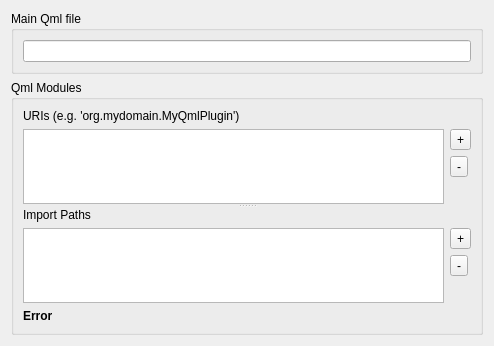
The window that src/plugins/qt4projectmanager/wizards/qmlstandaloneappwizardsourcespage.ui (qt-creator/qt-creator) describes before a commit, drawn with Qt 5.
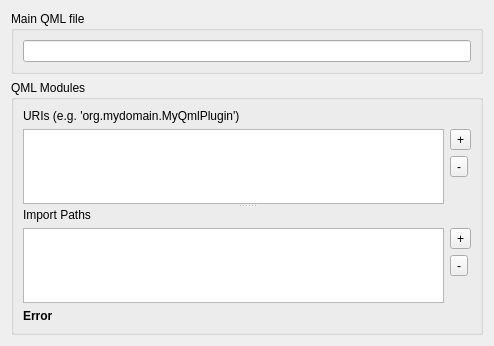
The same window after the commit. Custom widgets are drawn as their Qt base class.

The edit to the form file:
```diff
--- a/src/plugins/qt4projectmanager/wizards/qmlstandaloneappwizardsourcespage.ui
+++ b/src/plugins/qt4projectmanager/wizards/qmlstandaloneappwizardsourcespage.ui
@@ -17,7 +17,7 @@
    <item>
     <widget class="QGroupBox" name="mainQmlFileGroupBox">
      <property name="title">
-      <string>Main Qml file</string>
+      <string>Main QML file</string>
      </property>
      <layout class="QVBoxLayout" name="verticalLayout_3">
       <item>
@@ -29,7 +29,7 @@
    <item>
     <widget class="QGroupBox" name="qmlModulesGroupBox">
      <property name="title">
-      <string>Qml Modules</string>
+      <string>QML Modules</string>
      </property>
      <layout class="QVBoxLayout" name="verticalLayout">
       <item>
```
